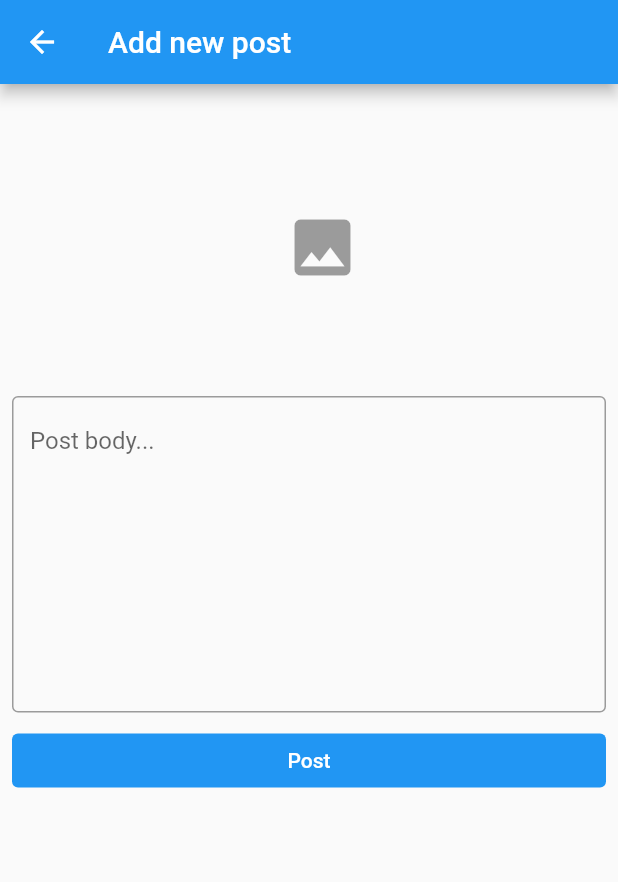
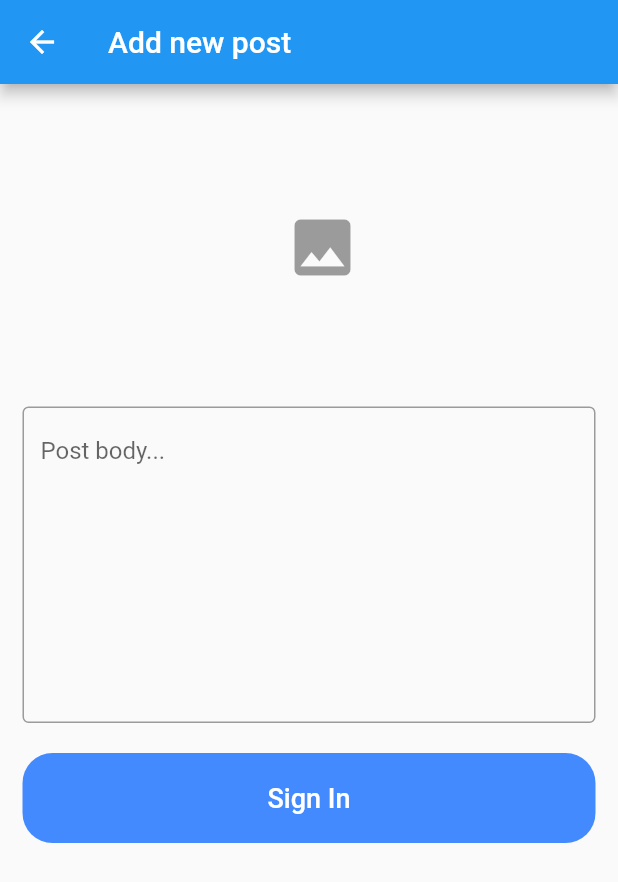
Before and after one commit to kanzulfkr/mini_project_alterra, a Flutter app: the PostForm screen opened directly, on a phone screen of 412 x 824 dp. Shown: the top 882 px of the screen. Run offline on Flutter 3.47's test engine with Material 2 defaults, Android fonts, the light colour scheme and no system bars; our stand-ins replace carousel_slider, get, image_picker, shared_preferences; accounts and stored records are empty.

Commit message:
change button in comment

```diff
--- a/lib/constant/app_services.dart
+++ b/lib/constant/app_services.dart
@@ -1,5 +1,5 @@
 // ----- STRINGS ------
-const baseURL = 'http://192.168.193.93:8000';
+const baseURL = 'http://192.168.211.93:8000';
 const loginURL = '$baseURL/api/login';
 const registerURL = '$baseURL/api/register';
 const logoutURL = '$baseURL/api/logout';
--- a/lib/view/forum/create_post_screen.dart
+++ b/lib/view/forum/create_post_screen.dart
@@ -121,10 +121,12 @@ class _PostFormState extends State<PostForm> {
                           ),
                         ),
                       ),
+                Padding(
+                  padding: const EdgeInsets.all(15),
+                  child: Column(
+                    children: [
                       Form(
                         key: _formKey,
-                  child: Padding(
-                    padding: const EdgeInsets.all(8),
                         child: TextFormField(
                           controller: _txtControllerBody,
                           keyboardType: TextInputType.multiline,
@@ -140,12 +142,27 @@ class _PostFormState extends State<PostForm> {
                           ),
                         ),
                       ),
+                      const SizedBox(height: 20),
+                      InkWell(
+                        child: Container(
+                          height: 60,
+                          decoration: const BoxDecoration(
+                            color: Colors.blueAccent,
+                            borderRadius: BorderRadius.all(
+                              Radius.circular(20),
                             ),
-                Padding(
-                  padding: const EdgeInsets.symmetric(horizontal: 8),
-                  child: kTextButton(
-                    'Post',
-                    () {
+                          ),
+                          child: const Center(
+                            child: Text(
+                              'Sign In',
+                              style: TextStyle(
+                                  fontSize: 18,
+                                  fontWeight: FontWeight.w500,
+                                  color: Colors.white),
+                            ),
+                          ),
+                        ),
+                        onTap: () {
                           if (_formKey.currentState!.validate()) {
                             setState(() {
                               _loading = !_loading;
@@ -158,7 +175,28 @@ class _PostFormState extends State<PostForm> {
                           }
                         },
                       ),
-                )
+                    ],
+                  ),
+                ),
+
+                // Padding(
+                //   padding: const EdgeInsets.symmetric(horizontal: 8),
+                //   child: kTextButton(
+                //     'Post',
+                //     () {
+                //       if (_formKey.currentState!.validate()) {
+                //         setState(() {
+                //           _loading = !_loading;
+                //         });
+                //         if (widget.post == null) {
+                //           _createPost();
+                //         } else {
+                //           _editPost(widget.post!.id ?? 0);
+                //         }
+                //       }
+                //     },
+                //   ),
+                // )
               ],
             ),
     );
```
Also changed, not shown: lib/view/home/home.screen.dart (+5 -3 lines), lib/view/onboarding/login_new.dart (+6 -11 lines). Lines whose indentation alone changed are shown as unchanged.
